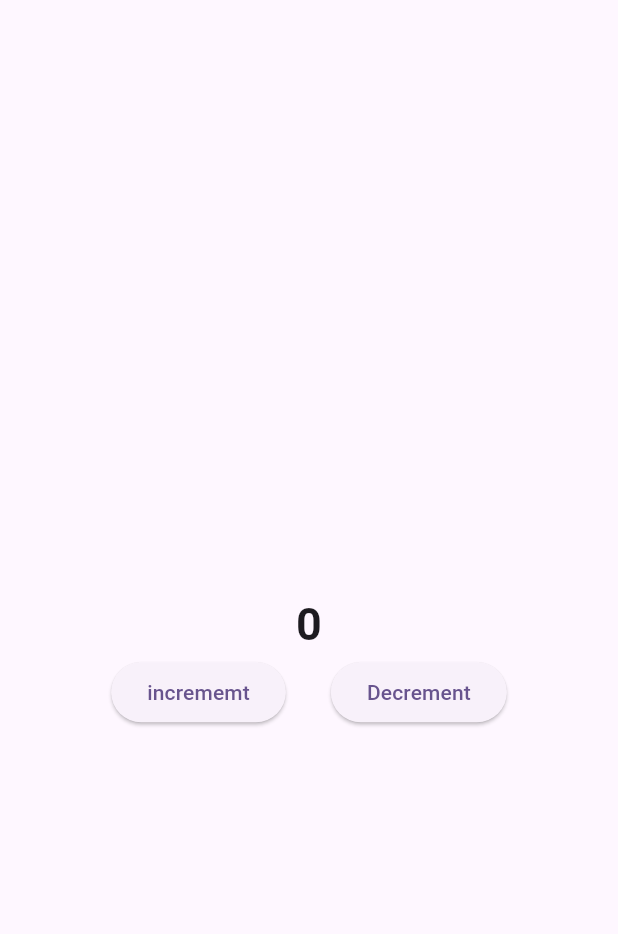
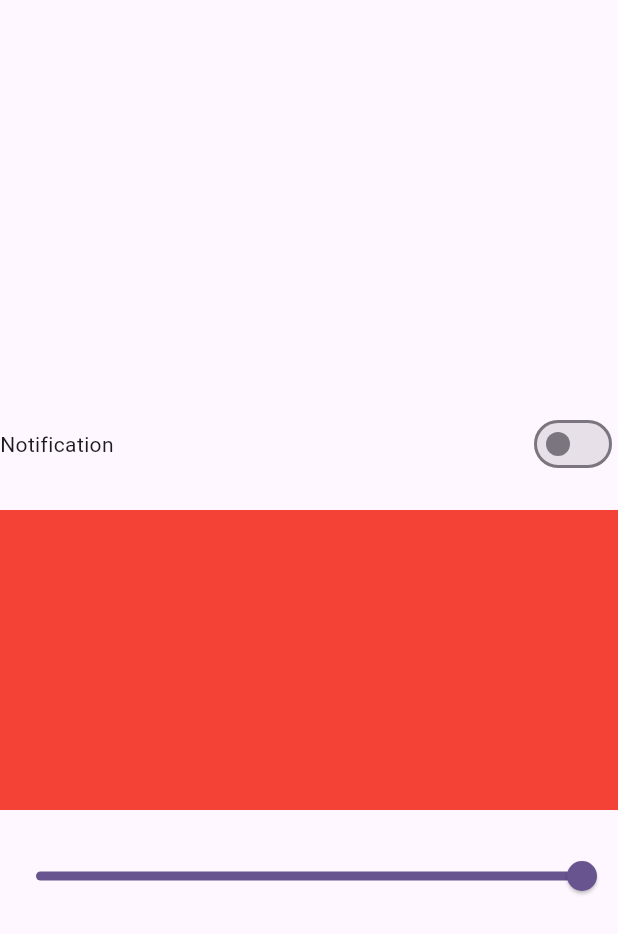
Before and after one commit to Lyangsir00/bloc_example, a Flutter app: the screen it shows after launch, on a phone screen of 412 x 824 dp. Shown: the top 934 px of the screen. Run offline on Flutter 3.47's test engine with Material 3 defaults, Android fonts, the phone set to English and light mode, and no system bars; our stand-ins replace bloc, equatable, flutter_bloc.

Commit message:
updated:slider and toogle button

```diff
--- /dev/null
+++ b/devtools_options.yaml
@@ -0,0 +1,3 @@
+description: This file stores settings for Dart & Flutter DevTools.
+documentation: https://docs.flutter.dev/tools/devtools/extensions#configure-extension-enablement-states
+extensions:
--- /dev/null
+++ b/lib/bloc/switch/bloc/switch_bloc.dart
@@ -0,0 +1,20 @@
+import 'package:bloc/bloc.dart';
+import 'package:equatable/equatable.dart';
+
+part 'switch_event.dart';
+part 'switch_state.dart';
+
+class SwitchBloc extends Bloc<SwitchEvent, SwitchState> {
+  SwitchBloc() : super(SwitchState()) {
+    on<EnableDisableNotification>(_enableNotification);
+    on<SliderEvent>(_sliderFunction);
+  }
+  void _enableNotification(
+      EnableDisableNotification events, Emitter<SwitchState> emit) {
+    emit(state.copyWith(isSwitch: !state.isSwitch));
+  }
+
+  void _sliderFunction(SliderEvent events, Emitter<SwitchState> emit) {
+    emit(state.copyWith(slider: events.slider));
+  }
+}
--- /dev/null
+++ b/lib/bloc/switch/bloc/switch_event.dart
@@ -0,0 +1,18 @@
+part of 'switch_bloc.dart';
+
+abstract class SwitchEvent extends Equatable {
+  const SwitchEvent();
+
+  @override
+  List<Object> get props => [];
+}
+
+class EnableDisableNotification extends SwitchEvent {}
+
+class SliderEvent extends SwitchEvent {
+  double slider;
+  SliderEvent({required this.slider});
+
+  @override
+  List<Object> get props => [slider];
+}
--- /dev/null
+++ b/lib/bloc/switch/bloc/switch_state.dart
@@ -0,0 +1,16 @@
+part of 'switch_bloc.dart';
+
+class SwitchState extends Equatable {
+  bool isSwitch;
+  double slider;
+
+  SwitchState({this.isSwitch = false, this.slider = 1.0});
+
+  SwitchState copyWith({bool? isSwitch, double? slider}) {
+    return SwitchState(
+        isSwitch: isSwitch ?? this.isSwitch, slider: slider ?? this.slider);
+  }
+
+  @override
+  List<Object> get props => [isSwitch, slider];
+}
--- a/lib/main.dart
+++ b/lib/main.dart
@@ -1,7 +1,8 @@
 import 'package:flutter/material.dart';
 import 'package:flutter_bloc/flutter_bloc.dart';
-import 'package:flutter_bloc_example/bloc/counter_bloc.dart';
-import 'package:flutter_bloc_example/ui/counter_screen.dart';
+import 'package:flutter_bloc_example/bloc/counter/counter_bloc.dart';
+import 'package:flutter_bloc_example/bloc/switch/bloc/switch_bloc.dart';
+import 'package:flutter_bloc_example/ui/switch/switch_screen.dart';
 
 void main() {
   runApp(const MyApp());
@@ -14,14 +15,19 @@ class MyApp extends StatelessWidget {
   @override
   Widget build(BuildContext context) {
     return MultiBlocProvider(
-      providers: [BlocProvider(create: (context) => CounterBloc())],
+      providers: [
+        BlocProvider(
+          create: (context) => CounterBloc(),
+        ),
+        BlocProvider(create: (context) => SwitchBloc())
+      ],
       child: MaterialApp(
           title: 'Flutter Demo',
           theme: ThemeData(
             colorScheme: ColorScheme.fromSeed(seedColor: Colors.deepPurple),
             useMaterial3: true,
           ),
-          home: CounterScreen()),
+          home: SwitchScreen()),
     );
   }
 }
--- a/lib/ui/counter_screen.dart
+++ b/lib/ui/coounter/counter_screen.dart
@@ -1,7 +1,7 @@
 import 'package:flutter/material.dart';
 import 'package:flutter_bloc/flutter_bloc.dart';
 
-import '../bloc/counter_bloc.dart';
+import '../../bloc/counter/counter_bloc.dart';
 
 class CounterScreen extends StatefulWidget {
   const CounterScreen({super.key});
--- /dev/null
+++ b/lib/ui/switch/switch_screen.dart
@@ -0,0 +1,72 @@
+import 'package:flutter/material.dart';
+import 'package:flutter_bloc/flutter_bloc.dart';
+import 'package:flutter_bloc_example/bloc/switch/bloc/switch_bloc.dart';
+
+class SwitchScreen extends StatefulWidget {
+  const SwitchScreen({super.key});
+
+  @override
+  State<SwitchScreen> createState() => _SwitchScreenState();
+}
+
+class _SwitchScreenState extends State<SwitchScreen> {
+  @override
+  Widget build(BuildContext context) {
+    return Scaffold(
+      appBar: AppBar(),
+      body: Column(
+        mainAxisAlignment: MainAxisAlignment.center,
+        crossAxisAlignment: CrossAxisAlignment.center,
+        children: [
+          Row(
+            mainAxisAlignment: MainAxisAlignment.spaceBetween,
+            children: [
+              Text("Notification"),
+              BlocBuilder<SwitchBloc, SwitchState>(
+                buildWhen: (previous, current) =>
+                    previous.isSwitch != current.isSwitch,
+                builder: (context, state) {
+                  return Switch(
+                    value: state.isSwitch,
+                    onChanged: (newValue) {
+                      context.read<SwitchBloc>().add(
+                            EnableDisableNotification(),
+                          );
+                    },
+                  );
+                },
+              ),
+            ],
+          ),
+          SizedBox(
+            height: 20,
+          ),
+          BlocBuilder<SwitchBloc, SwitchState>(
+            buildWhen: (previous, current) => previous.slider != current.slider,
+            builder: (context, state) {
+              return Container(
+                height: 200,
+                color: Colors.red.withOpacity(state.slider),
+              );
+            },
+          ),
+          SizedBox(
+            height: 20,
+          ),
+          BlocBuilder<SwitchBloc, SwitchState>(
+            builder: (context, state) {
+              return Slider(
+                value: state.slider,
+                onChanged: (value) {
+                  context.read<SwitchBloc>().add(
+                        SliderEvent(slider: value),
+                      );
+                },
+              );
+            },
+          ),
+        ],
+      ),
+    );
+  }
+}
```
Also changed, not shown: lib/bloc/counter/counter_bloc.dart (renamed from lib/bloc/counter_bloc.dart), lib/bloc/counter/counter_event.dart (renamed from lib/bloc/counter_event.dart), lib/bloc/counter/counter_state.dart (renamed from lib/bloc/counter_state.dart), 1 other file.
